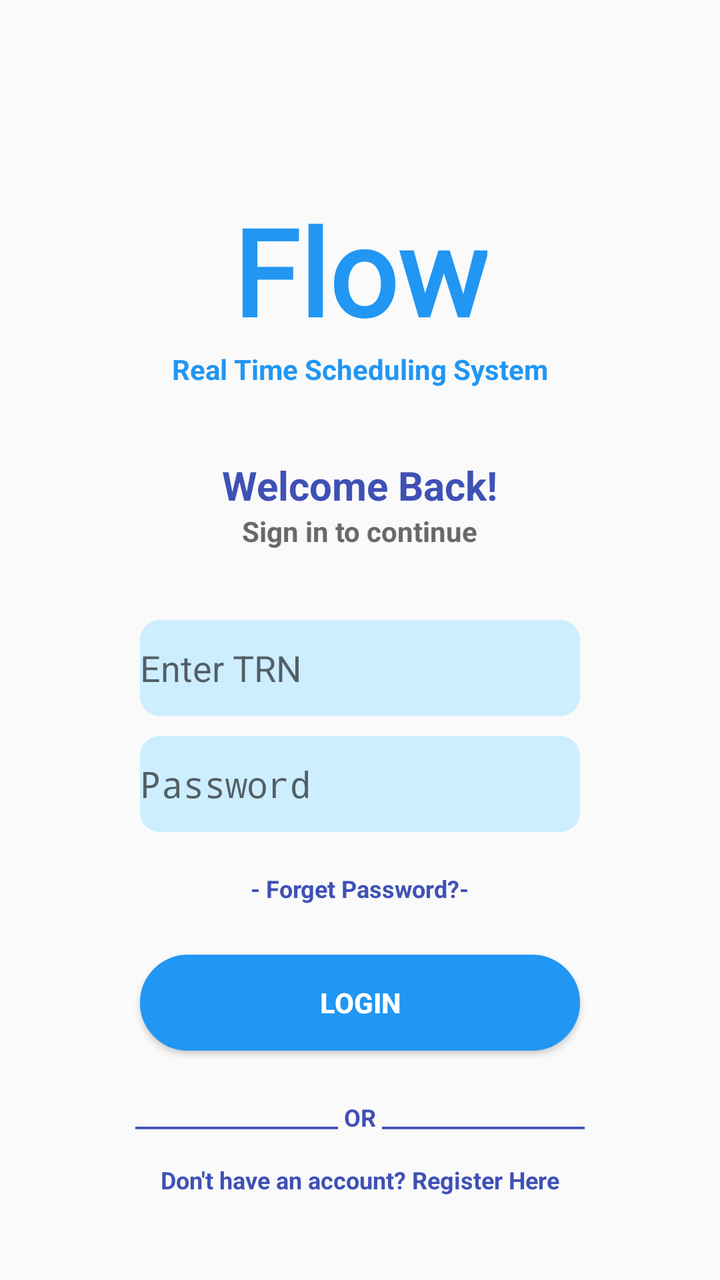
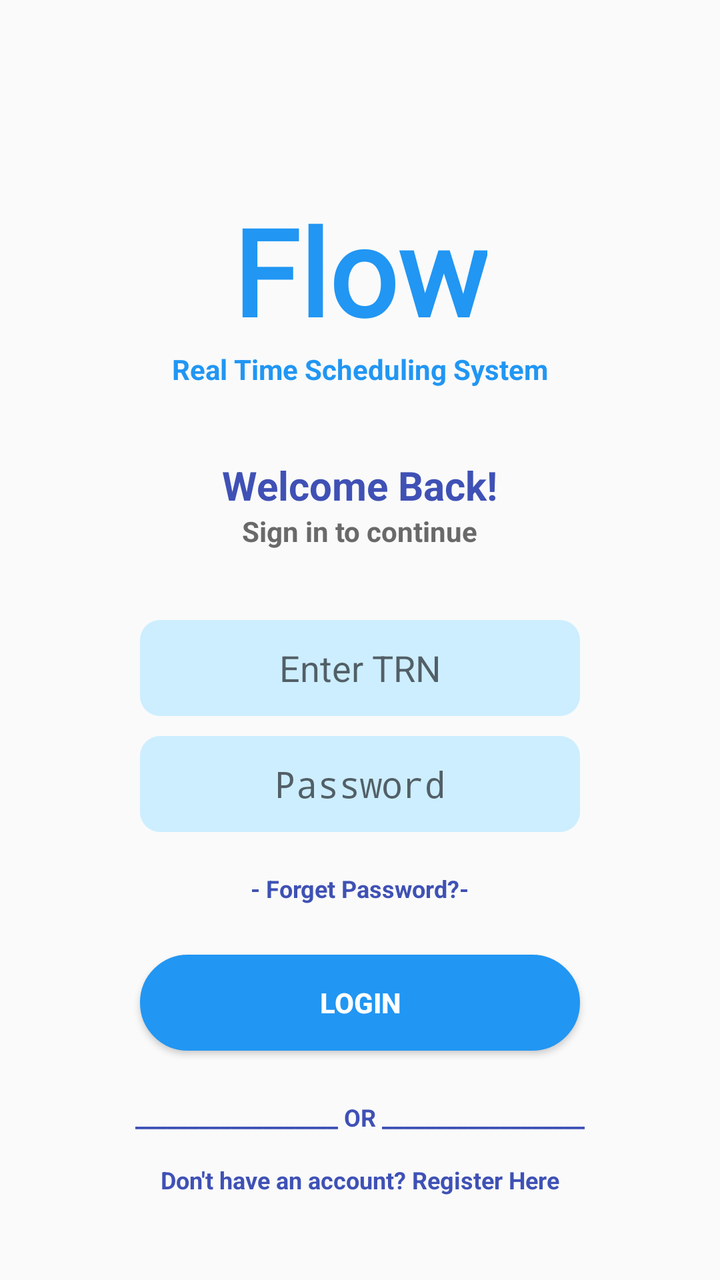

Screens rendered from an Android XML layout before and after an edit, with the pre-edit source and the edit as a unified diff.
<!-- AndroidManifest.xml: application theme Theme.FlowApp -->
<!-- res/layout/login.xml -->
<?xml version="1.0" encoding="utf-8"?>
<LinearLayout xmlns:android="http://schemas.android.com/apk/res/android"
    android:orientation="vertical"
    android:layout_width="match_parent"
    android:layout_height="match_parent">

    <TextView
        android:text="@string/flow_name"
        android:fontFamily="@font/strategysidefont"
        android:textSize="60sp"
        android:textColor="@color/blue"
        android:textStyle="bold"
        android:id="@+id/FlowName"
        android:layout_gravity="center"
        android:layout_width="wrap_content"
        android:layout_height="wrap_content"
        android:layout_marginTop="95dp"
        />

    <TextView
        android:text="@string/real_time"
        android:textColor="@color/blue"
        android:textStyle="bold"
        android:id="@+id/rtss"
        android:layout_gravity="center"
        android:layout_width="wrap_content"
        android:layout_height="wrap_content"
        />

    <TextView
        android:text="@string/welcome"
        android:textColor="@color/dark_blue"
        android:textSize="20sp"
        android:textStyle="bold"
        android:id="@+id/wb"
        android:layout_gravity="center"
        android:layout_width="wrap_content"
        android:layout_height="wrap_content"
        android:layout_marginTop="35dp"
        />

    <TextView
        android:text="@string/signToContinue"
        android:textColor="@color/dark_gray"
        android:textSize="14sp"
        android:textStyle="bold"
        android:id="@+id/signToContinue"
        android:layout_gravity="center"
        android:layout_width="wrap_content"
        android:layout_height="wrap_content"
        android:layout_marginBottom="35dp"
        />

    <EditText
        android:hint="@string/inputTRN"
        android:id="@+id/loginTRN"
        android:layout_width="wrap_content"
        android:layout_height="wrap_content"
        android:layout_gravity="center"
        android:ems="10"
        android:minHeight="48dp"
        android:background="@drawable/input_fields_design"
        android:inputType="number"
        android:layout_marginBottom="10dp"
        android:autofillHints="username"
        />

    <EditText
        android:hint="@string/password"
        android:id="@+id/loginPassword"
        android:layout_width="wrap_content"
        android:layout_height="wrap_content"
        android:layout_gravity="center"
        android:ems="10"
        android:inputType="textPassword"
        android:minHeight="48dp"
        android:background="@drawable/input_fields_design"
        android:autofillHints="password"
        android:layout_marginBottom="20dp"
        />

    <TextView
        android:layout_width="wrap_content"
        android:layout_height="wrap_content"
        android:layout_gravity="center"
        android:text="@string/forget_pass"
        android:id="@+id/forgetPassBtn"
        android:textColor="@color/dark_blue"
        android:textSize="12sp"
        android:textStyle="bold"
        android:layout_marginBottom="25dp"
        />

    <Button
        android:id="@+id/loginBtn"
        android:layout_width="wrap_content"
        android:layout_height="wrap_content"
        android:layout_gravity="center"
        android:layout_marginBottom="25dp"
        android:background="@drawable/blue_round_corner_button"
        android:text="@string/login"
        android:textColor="@color/white"
        android:textStyle="bold" />

    <TextView
        android:id="@+id/orToRegister"
        android:layout_width="wrap_content"
        android:layout_height="wrap_content"
        android:layout_gravity="center"
        android:text="@string/orOption"
        android:textColor="@color/dark_blue"
        android:textSize="12sp"
        android:textStyle="bold"
        android:layout_marginBottom="15dp"
        />

    <TextView
        android:text="@string/noAccount"
        android:id="@+id/registerBtn"
        android:layout_width="wrap_content"
        android:layout_height="wrap_content"
        android:layout_gravity="center"
        android:textColor="@color/dark_blue"
        android:textSize="12sp"
        android:textStyle="bold"
        android:layout_marginBottom="15dp"
        />

</LinearLayout>
<!-- resources referenced by this layout -->
<resources>
  <color name="blue">#2196F3</color>
  <color name="dark_blue">#3F51B5</color>
  <color name="dark_gray">#696969</color>
  <color name="white">#FFFFFFFF</color>
  <!-- drawable blue_round_corner_button (drawable) -->
  <?xml version="1.0" encoding="utf-8"?>
  <shape xmlns:android="http://schemas.android.com/apk/res/android" android:shape="rectangle" >
      <corners
          android:radius="30dp"
          />
      <solid
          android:color="@color/blue"
          />
      <padding
          android:left="0dp"
          android:top="0dp"
          android:right="0dp"
          android:bottom="0dp"
          />
      <size
          android:width="220dp"
          android:height="40dp"
          />
      <stroke
          android:width="5dp"
          android:color="#2196F3"
          />
  </shape>
  <!-- drawable input_fields_design (drawable) -->
  <?xml version="1.0" encoding="utf-8"?>
  <shape xmlns:android="http://schemas.android.com/apk/res/android"
      android:shape="rectangle">
      <corners
          android:radius="10dp"
          />
      <solid android:color="@color/input_field"/>
      <padding
          android:left="0dp"
          android:top="0dp"
          android:right="0dp"
          android:bottom="0dp" />
      <size
          android:width="220dp"
          android:height="30dp" />
      <stroke
          android:width="0dp"
          android:color="#7693B3"
          />
  
  </shape>
  <string name="flow_name">Flow</string>
  <string name="forget_pass">- Forget Password?- </string>
  <string name="inputTRN">Enter TRN</string>
  <string name="login">Login</string>
  <string name="noAccount">Don\'t have an account? Register Here</string>
  <string name="orOption">___________________   OR   ___________________</string>
  <string name="password">Password</string>
  <string name="real_time">Real Time Scheduling System</string>
  <string name="signToContinue">Sign in to continue</string>
  <string name="welcome">Welcome Back!</string>
  <style name="Theme.FlowApp" parent="android:Theme.Material.Light.NoActionBar">
          <item name="colorPrimary">@color/dark_blue</item>
          <item name="colorPrimaryVariant">@color/dark_blue</item>
      </style>
  <color name="input_field">#CDEEFF</color>
</resources>

<!-- the commit's change to res/layout/login.xml (unified diff, before → after) -->
@@ -54,6 +54,7 @@
     <EditText
         android:hint="@string/inputTRN"
         android:id="@+id/loginTRN"
+        android:gravity="center"
         android:layout_width="wrap_content"
         android:layout_height="wrap_content"
         android:layout_gravity="center"
@@ -67,6 +68,7 @@
 
     <EditText
         android:hint="@string/password"
+        android:gravity="center"
         android:id="@+id/loginPassword"
         android:layout_width="wrap_content"
         android:layout_height="wrap_content"
